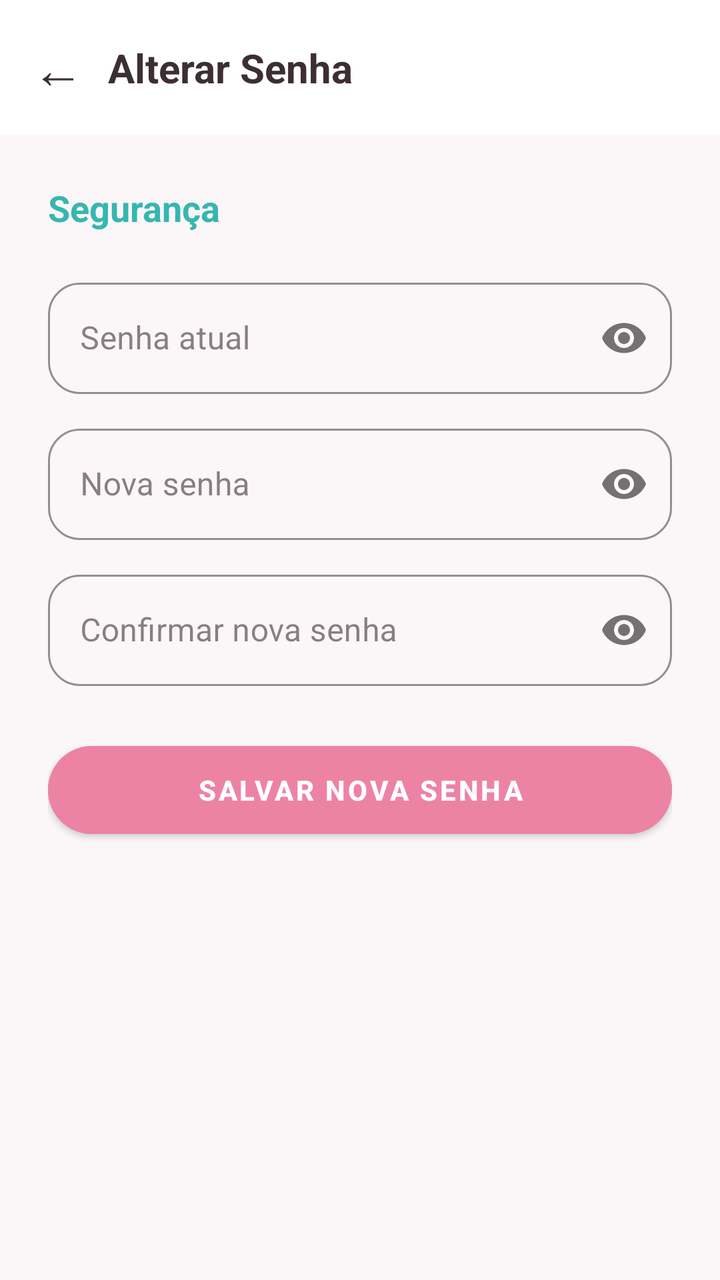
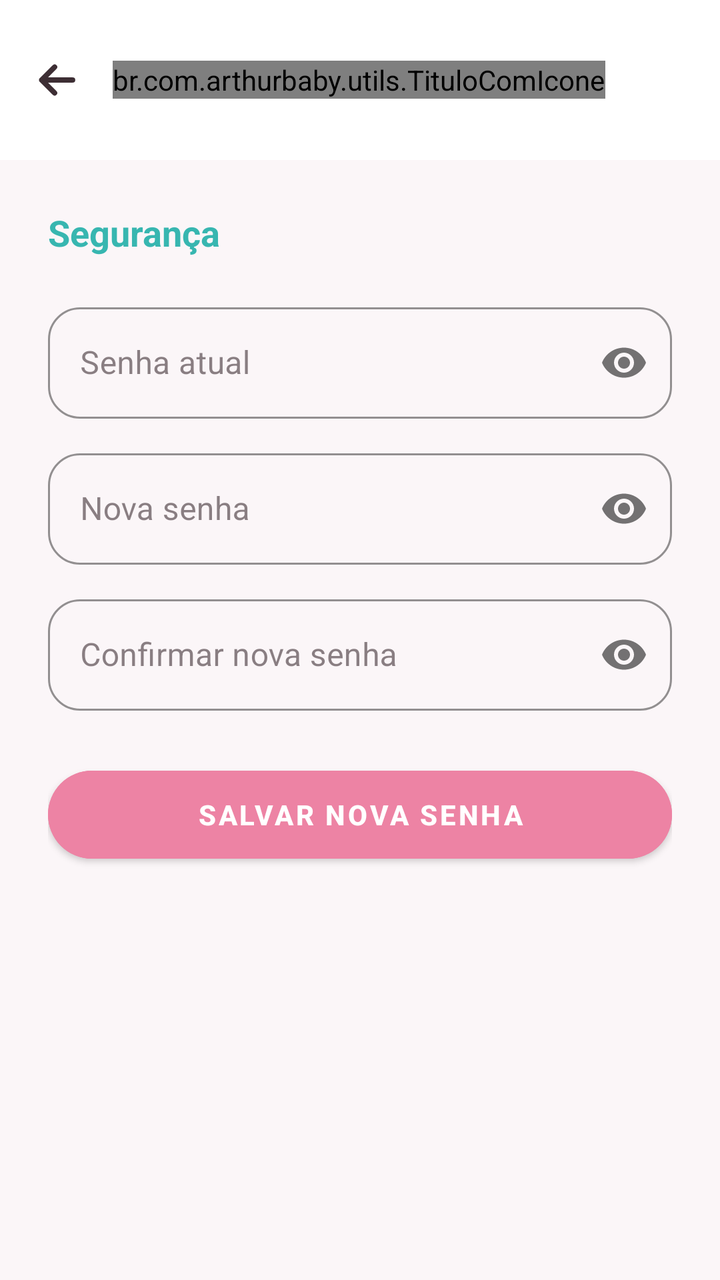

The first picture is an Android layout as it rendered before a commit; the second is the same layout after the commit. The layout source and the unified diff follow.
<!-- AndroidManifest.xml: application theme Theme.ArthurBaby -->
<!-- res/layout/activity_alterar_senha.xml -->
<?xml version="1.0" encoding="utf-8"?>
<ScrollView xmlns:android="http://schemas.android.com/apk/res/android"
    xmlns:app="http://schemas.android.com/apk/res-auto"
    android:layout_width="match_parent"
    android:layout_height="match_parent"
    android:background="@color/fundo_claro"
    android:fillViewport="true">

    <LinearLayout
        android:layout_width="match_parent"
        android:layout_height="wrap_content"
        android:orientation="vertical">

        
        <LinearLayout
            android:layout_width="match_parent"
            android:layout_height="wrap_content"
            android:orientation="horizontal"
            android:gravity="center_vertical"
            android:padding="16dp"
            android:background="@color/branco">

            <TextView
                android:id="@+id/btnVoltar"
                android:layout_width="wrap_content"
                android:layout_height="wrap_content"
                android:text="←"
                android:textSize="26sp"
                android:textColor="@color/texto_primario"
                android:paddingEnd="12dp" />

            <TextView
                android:layout_width="0dp"
                android:layout_height="wrap_content"
                android:layout_weight="1"
                android:text="Alterar Senha"
                android:textSize="20sp"
                android:textStyle="bold"
                android:textColor="@color/texto_primario" />
        </LinearLayout>

        <LinearLayout
            android:layout_width="match_parent"
            android:layout_height="wrap_content"
            android:orientation="vertical"
            android:padding="24dp">

            <TextView
                android:layout_width="wrap_content"
                android:layout_height="wrap_content"
                android:text="Segurança"
                android:textColor="@color/verde_arthur"
                android:textSize="18sp"
                android:textStyle="bold"
                android:layout_marginBottom="20dp" />

            <com.google.android.material.textfield.TextInputLayout
                style="@style/Widget.MaterialComponents.TextInputLayout.OutlinedBox"
                android:layout_width="match_parent"
                android:layout_height="wrap_content"
                android:hint="Senha atual"
                app:passwordToggleEnabled="true"
                app:boxStrokeColor="@color/rosa_arthur"
                app:boxCornerRadiusTopStart="16dp"
                app:boxCornerRadiusTopEnd="16dp"
                app:boxCornerRadiusBottomStart="16dp"
                app:boxCornerRadiusBottomEnd="16dp">
                <com.google.android.material.textfield.TextInputEditText
                    android:id="@+id/etSenhaAtual"
                    android:layout_width="match_parent"
                    android:layout_height="wrap_content"
                    android:inputType="textPassword" />
            </com.google.android.material.textfield.TextInputLayout>

            <com.google.android.material.textfield.TextInputLayout
                style="@style/Widget.MaterialComponents.TextInputLayout.OutlinedBox"
                android:layout_width="match_parent"
                android:layout_height="wrap_content"
                android:hint="Nova senha"
                android:layout_marginTop="12dp"
                app:passwordToggleEnabled="true"
                app:boxStrokeColor="@color/rosa_arthur"
                app:boxCornerRadiusTopStart="16dp"
                app:boxCornerRadiusTopEnd="16dp"
                app:boxCornerRadiusBottomStart="16dp"
                app:boxCornerRadiusBottomEnd="16dp">
                <com.google.android.material.textfield.TextInputEditText
                    android:id="@+id/etNovaSenha"
                    android:layout_width="match_parent"
                    android:layout_height="wrap_content"
                    android:inputType="textPassword" />
            </com.google.android.material.textfield.TextInputLayout>

            <com.google.android.material.textfield.TextInputLayout
                style="@style/Widget.MaterialComponents.TextInputLayout.OutlinedBox"
                android:layout_width="match_parent"
                android:layout_height="wrap_content"
                android:hint="Confirmar nova senha"
                android:layout_marginTop="12dp"
                app:passwordToggleEnabled="true"
                app:boxStrokeColor="@color/rosa_arthur"
                app:boxCornerRadiusTopStart="16dp"
                app:boxCornerRadiusTopEnd="16dp"
                app:boxCornerRadiusBottomStart="16dp"
                app:boxCornerRadiusBottomEnd="16dp">
                <com.google.android.material.textfield.TextInputEditText
                    android:id="@+id/etConfirmarSenha"
                    android:layout_width="match_parent"
                    android:layout_height="wrap_content"
                    android:inputType="textPassword" />
            </com.google.android.material.textfield.TextInputLayout>

            <com.google.android.material.button.MaterialButton
                android:id="@+id/btnSalvarSenha"
                android:layout_width="match_parent"
                android:layout_height="56dp"
                android:text="SALVAR NOVA SENHA"
                android:textColor="@color/branco"
                android:textStyle="bold"
                android:backgroundTint="@color/rosa_arthur"
                app:cornerRadius="28dp"
                android:layout_marginTop="24dp" />

        </LinearLayout>
    </LinearLayout>
</ScrollView>
<!-- resources referenced by this layout -->
<resources>
  <color name="branco">#FFFFFF</color>
  <color name="fundo_claro">#FBF6F8</color>
  <color name="rosa_arthur">#ED83A4</color>
  <color name="texto_primario">#3D2E34</color>
  <color name="verde_arthur">#37B6B0</color>
  <style name="Theme.ArthurBaby" parent="Theme.MaterialComponents.DayNight.NoActionBar">
          <item name="colorPrimary">@color/verde_arthur</item>
          <item name="colorPrimaryVariant">@color/verde_escuro</item>
          <item name="colorOnPrimary">@color/branco</item>
          <item name="colorSecondary">@color/rosa_arthur</item>
          <item name="colorSecondaryVariant">@color/rosa_escuro</item>
          <item name="colorOnSecondary">@color/branco</item>
          <item name="android:statusBarColor">@color/verde_arthur</item>
          <item name="android:windowBackground">@color/fundo_claro</item>
          <item name="android:navigationBarColor">@color/branco</item>
          <item name="colorSurface">@color/branco</item>
          <item name="colorOnSurface">@color/texto_primario</item>
  
          
          <item name="android:windowLightStatusBar">false</item>
          <item name="android:windowLightNavigationBar">true</item>
      </style>
  <color name="verde_escuro">#2A8F8A</color>
  <color name="rosa_escuro">#D56586</color>
</resources>

<!-- the commit's change to res/layout/activity_alterar_senha.xml (unified diff, before → after) -->
@@ -20,23 +20,28 @@
             android:padding="16dp"
             android:background="@color/branco">
 
-            <TextView
+            <ImageButton
                 android:id="@+id/btnVoltar"
+                style="@style/BotaoVoltar"
+                app:tint="@color/texto_primario" />
+
+            <br.com.arthurbaby.utils.TituloComIcone
                 android:layout_width="wrap_content"
                 android:layout_height="wrap_content"
-                android:text="←"
-                android:textSize="26sp"
-                android:textColor="@color/texto_primario"
-                android:paddingEnd="12dp" />
-
-            <TextView
-                android:layout_width="0dp"
-                android:layout_height="wrap_content"
-                android:layout_weight="1"
                 android:text="Alterar Senha"
                 android:textSize="20sp"
                 android:textStyle="bold"
-                android:textColor="@color/texto_primario" />
+                android:textColor="@color/texto_primario"
+                app:iconeTitulo="@drawable/ic_cadeado" />
+
+
+            <Space
+
+                android:layout_width="0dp"
+
+                android:layout_height="1dp"
+
+                android:layout_weight="1" />
         </LinearLayout>
 
         <LinearLayout
<!-- resource entries referenced after the edit -->
@@ -5,6 +5,30 @@
   <color name="rosa_arthur">#ED83A4</color>
   <color name="texto_primario">#3D2E34</color>
   <color name="verde_arthur">#37B6B0</color>
+  <!-- drawable ic_cadeado (drawable) -->
+  <?xml version="1.0" encoding="utf-8"?>
+  <vector xmlns:android="http://schemas.android.com/apk/res/android"
+      android:width="24dp"
+      android:height="24dp"
+      android:viewportWidth="24"
+      android:viewportHeight="24">
+      <path
+          android:fillColor="#FF000000"
+          android:pathData="M18,8h-1V6c0,-2.76 -2.24,-5 -5,-5S7,3.24 7,6v2H6c-1.1,0 -2,0.9 -2,2v10c0,1.1 0.9,2 2,2h12c1.1,0 2,-0.9 2,-2V10c0,-1.1 -0.9,-2 -2,-2zM12,17c-1.1,0 -2,-0.9 -2,-2s0.9,-2 2,-2 2,0.9 2,2 -0.9,2 -2,2zM9,8V6c0,-1.66 1.34,-3 3,-3s3,1.34 3,3v2H9z" />
+  </vector>
+  <style name="BotaoVoltar">
+          <item name="android:layout_width">48dp</item>
+          <item name="android:layout_height">48dp</item>
+          <item name="android:layout_marginStart">-12dp</item>
+          <item name="android:layout_marginEnd">4dp</item>
+          <item name="android:padding">12dp</item>
+          <item name="android:scaleType">fitCenter</item>
+          <item name="android:src">@drawable/ic_voltar</item>
+          <item name="tint">@color/texto_primario</item>
+          <item name="android:background">?attr/selectableItemBackgroundBorderless</item>
+          <item name="android:contentDescription">Voltar</item>
+          <item name="android:tooltipText">Voltar</item>
+      </style>
   <style name="Theme.ArthurBaby" parent="Theme.MaterialComponents.DayNight.NoActionBar">
           <item name="colorPrimary">@color/verde_arthur</item>
           <item name="colorPrimaryVariant">@color/verde_escuro</item>
@@ -22,6 +46,20 @@
           <item name="android:windowLightStatusBar">false</item>
           <item name="android:windowLightNavigationBar">true</item>
       </style>
+  <!-- drawable ic_voltar (drawable) -->
+  <?xml version="1.0" encoding="utf-8"?>
+  <vector xmlns:android="http://schemas.android.com/apk/res/android"
+      android:width="24dp"
+      android:height="24dp"
+      android:viewportWidth="24"
+      android:viewportHeight="24">
+      <path
+          android:pathData="M20,12H4.5M11,5.5L4.5,12L11,18.5"
+          android:strokeColor="#FF000000"
+          android:strokeWidth="2.6"
+          android:strokeLineCap="round"
+          android:strokeLineJoin="round" />
+  </vector>
   <color name="verde_escuro">#2A8F8A</color>
   <color name="rosa_escuro">#D56586</color>
 </resources>
